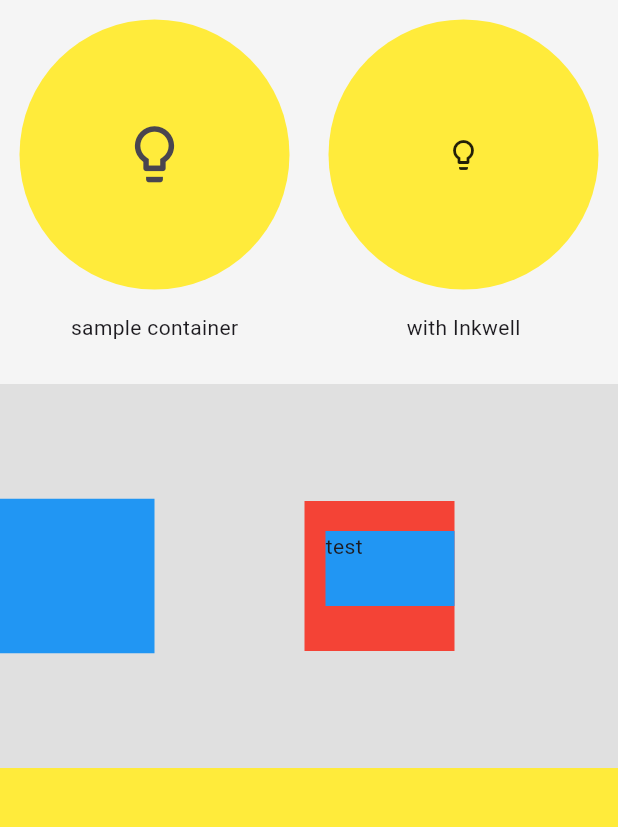
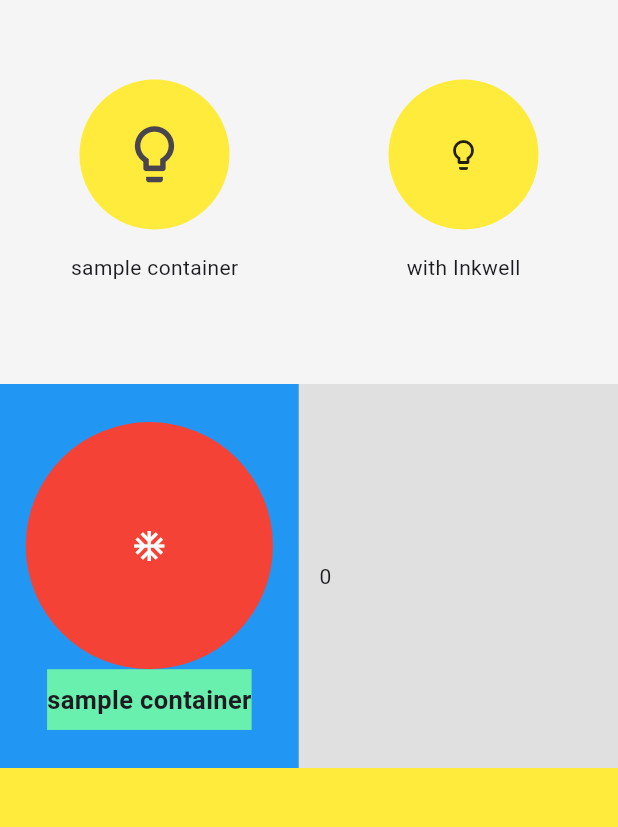
Before and after one commit to bouaziz-mohamed-amine/Smart-Tech, a Flutter app: the screen it shows after launch, on a phone screen of 412 x 824 dp, the part 84-911 px from its top. Run offline on Flutter 3.47's test engine with Material 3 defaults, Android fonts, the phone set to English and light mode, and no system bars.

Commit message:
add    third container

```diff
--- a/lib/HomePage.dart
+++ b/lib/HomePage.dart
@@ -10,7 +10,13 @@
 class _HomePageState extends State<HomePage> {
 
 
+  var count;
 
+  @override
+  void initState() {
+    // TODO: implement initState
+    count=0;
+  }
 
   @override
   Widget build(BuildContext context) {
@@ -50,8 +56,8 @@
                         mainAxisAlignment: MainAxisAlignment.center,
                         children: [
                           Container(
-                            width: 180,
-                            height: 180,
+                            width: 100,
+                            height: 100,
                             decoration: BoxDecoration(
                                 color: Colors.yellow,
                               shape: BoxShape.circle,
@@ -81,8 +87,8 @@
                               mainAxisAlignment: MainAxisAlignment.center,
                               children: [
                                 Container(
-                                  width: 180,
-                                  height: 180,
+                                  width: 100,
+                                  height: 100,
                                   decoration: BoxDecoration(
                                       color: Colors.yellow,
                                       shape: BoxShape.circle
@@ -99,23 +105,60 @@
                       ),
                   ],),
                 )),
-            Expanded(child:
-            Container(
+            Expanded(
+                child: Container(
               color: Colors.grey.shade300,
               child: Row(
                 children: [
-                  Container(
-                    margin: EdgeInsets.only(right: 100),
-                    width: MediaQuery.of(context).size.width/4,
-                    height: MediaQuery.of(context).size.width/4,
+                  Expanded(
+                    child: Container(
                     color: Colors.blue,
+                      child: Column(
+                        mainAxisAlignment: MainAxisAlignment.center,
+                        crossAxisAlignment: CrossAxisAlignment.center,
+                        children: [
+                          Container(
+                            width: MediaQuery.of(context).size.width *0.4,
+                            height: MediaQuery.of(context).size.width *0.4,
+                            decoration: BoxDecoration(
+                              color: Colors.red,
+                              shape: BoxShape.circle,
+                            ),
+                            child: Center(
+                              child: IconButton(
+                                onPressed: ()=>{
+                                setState(() {
+                                count++;
+                                })
+                                },
+                                icon: Icon(Icons.ac_unit,color: Colors.white),
+                              ),
+                            ),
+                          ),
+                          Container(
+                            padding: EdgeInsets.only(
+                                top: MediaQuery.of(context).size.height*0.01,
+                                bottom:MediaQuery.of(context).size.height*0.01,
+                            ),
+                            color: Colors.greenAccent,
+                            child: Text("sample container",
+                            style: TextStyle(
+                              fontSize: 17,
+                              fontWeight: FontWeight.w600
+
+                            ),
+                            ),
+                          ),
+                        ],
+                      ),
+                  ),
                   ),
                   Container(
-                    padding: EdgeInsets.only(left: 14,top: 20,bottom: 30),
-                    width: 100,
-                    height: 100,
-                    color: Colors.red,
-                    child: Container(child: Text("test"),color: Colors.blue,),
+                    width: MediaQuery.of(context).size.width /30 ,
+                  ),
+                  Expanded(child: Container(
+                    child: Text(count.toString()),
+                  ),
                   ),
                 ],
               ),
```
